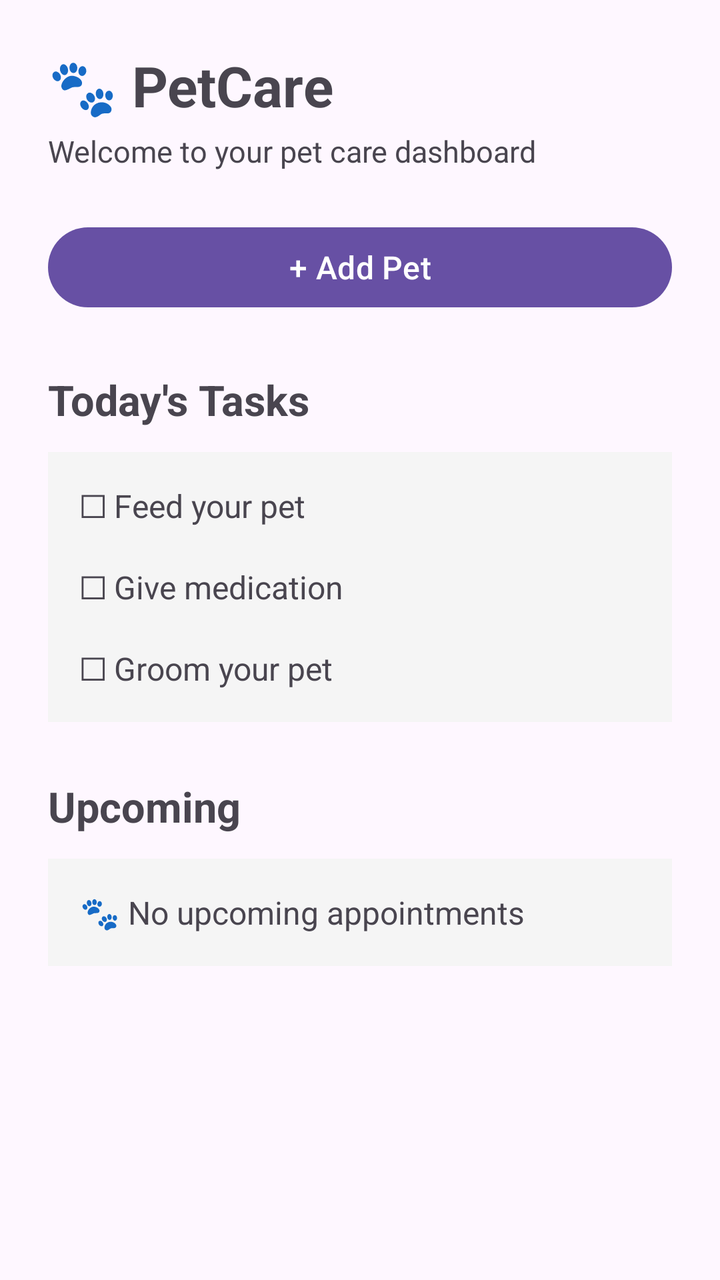
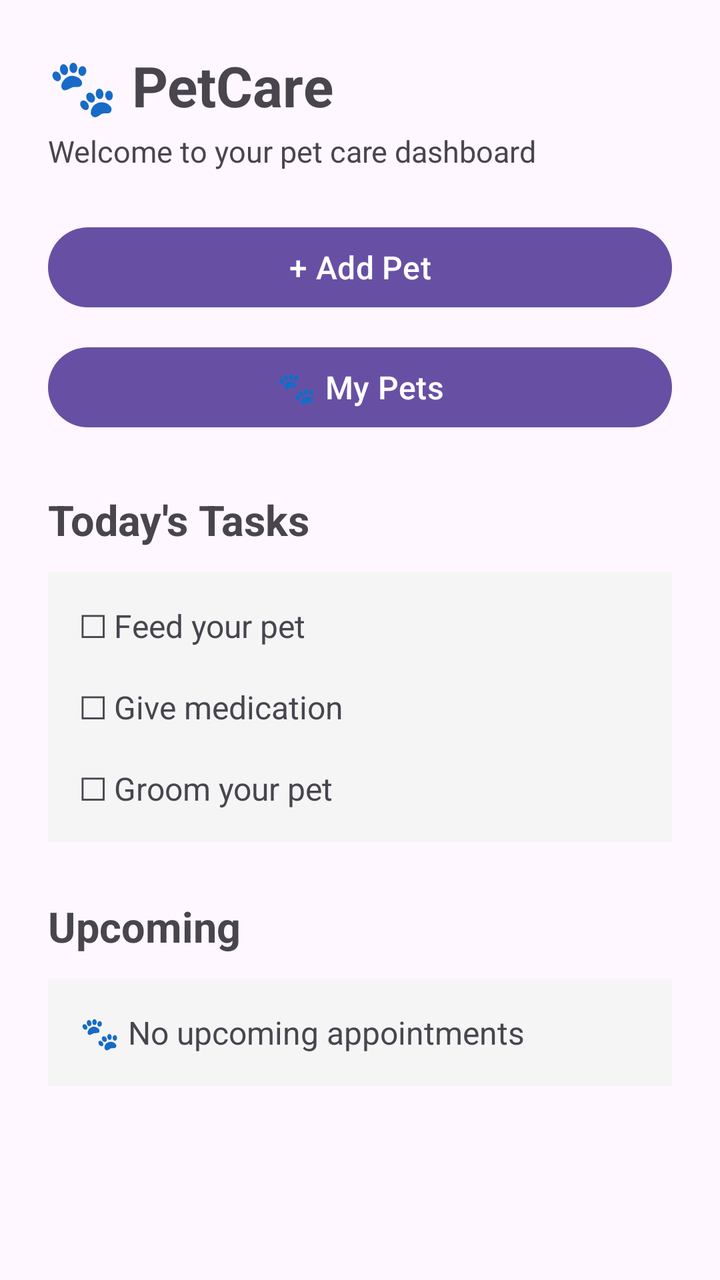

Two renders of the same Android screen: before a commit and after it. Below are the layout's source before the change and the commit's diff.
<!-- AndroidManifest.xml: application theme Theme.PetCare -->
<!-- res/layout/activity_main.xml -->
<?xml version="1.0" encoding="utf-8"?>
<ScrollView xmlns:android="http://schemas.android.com/apk/res/android"
    xmlns:app="http://schemas.android.com/apk/res-auto"
    android:id="@+id/main"
    android:layout_width="match_parent"
    android:layout_height="match_parent"
    android:fillViewport="true">

    <LinearLayout
        android:layout_width="match_parent"
        android:layout_height="wrap_content"
        android:orientation="vertical"
        android:padding="24dp">

        
        <TextView
            android:layout_width="wrap_content"
            android:layout_height="wrap_content"
            android:text="🐾 PetCare"
            android:textSize="28sp"
            android:textStyle="bold" />

        <TextView
            android:layout_width="wrap_content"
            android:layout_height="wrap_content"
            android:layout_marginTop="4dp"
            android:text="Welcome to your pet care dashboard"
            android:textSize="15sp" />

        
        <com.google.android.material.button.MaterialButton
            android:id="@+id/addPetButton"
            android:layout_width="match_parent"
            android:layout_height="wrap_content"
            android:layout_marginTop="24dp"
            android:text="+ Add Pet"
            android:textSize="16sp" />

        
        <TextView
            android:layout_width="wrap_content"
            android:layout_height="wrap_content"
            android:layout_marginTop="28dp"
            android:text="Today's Tasks"
            android:textSize="21sp"
            android:textStyle="bold" />

        <TextView
            android:layout_width="match_parent"
            android:layout_height="wrap_content"
            android:layout_marginTop="12dp"
            android:padding="16dp"
            android:background="#F5F5F5"
            android:text="☐ Feed your pet\n\n☐ Give medication\n\n☐ Groom your pet"
            android:textSize="16sp" />

        
        <TextView
            android:layout_width="wrap_content"
            android:layout_height="wrap_content"
            android:layout_marginTop="28dp"
            android:text="Upcoming"
            android:textSize="21sp"
            android:textStyle="bold" />

        <TextView
            android:layout_width="match_parent"
            android:layout_height="wrap_content"
            android:layout_marginTop="12dp"
            android:padding="16dp"
            android:background="#F5F5F5"
            android:text="🐾 No upcoming appointments"
            android:textSize="16sp" />

    </LinearLayout>

</ScrollView>
<!-- resources referenced by this layout -->
<resources>
  <style name="Theme.PetCare" parent="Base.Theme.PetCare" />
  <style name="Base.Theme.PetCare" parent="Theme.Material3.DayNight.NoActionBar">
          
          
      </style>
</resources>

<!-- the commit's change to res/layout/activity_main.xml (unified diff, before → after) -->
@@ -34,6 +34,14 @@
             android:layout_height="wrap_content"
             android:layout_marginTop="24dp"
             android:text="+ Add Pet"
+            android:textSize="16sp" />
+
+        <com.google.android.material.button.MaterialButton
+            android:id="@+id/viewPetsButton"
+            android:layout_width="match_parent"
+            android:layout_height="wrap_content"
+            android:layout_marginTop="12dp"
+            android:text="🐾 My Pets"
             android:textSize="16sp" />
 
         
